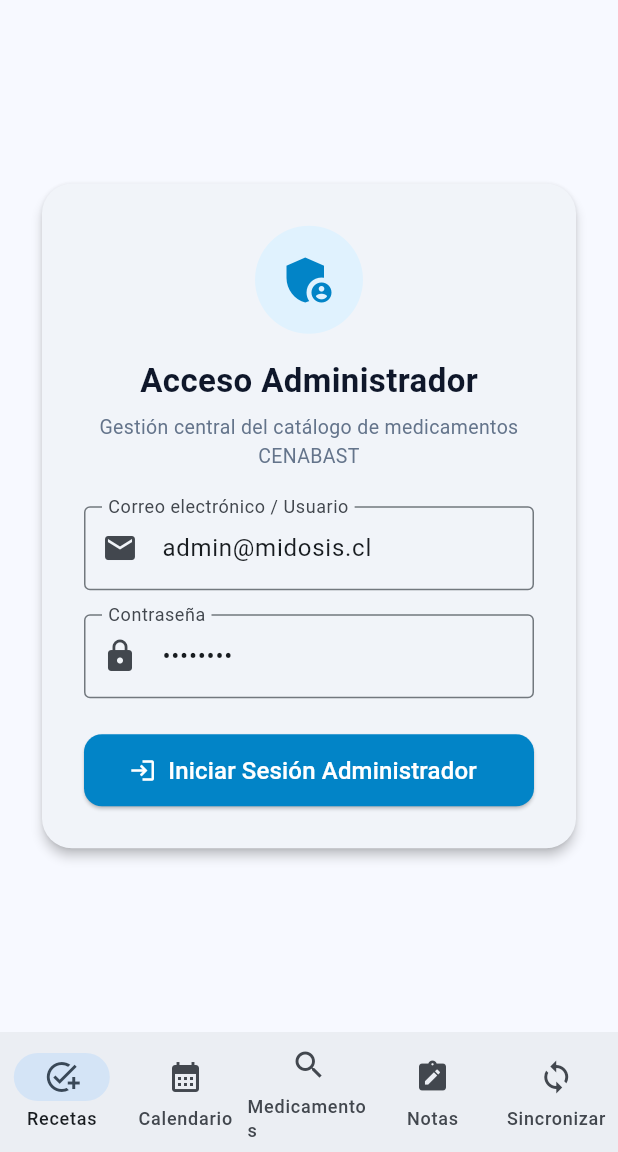
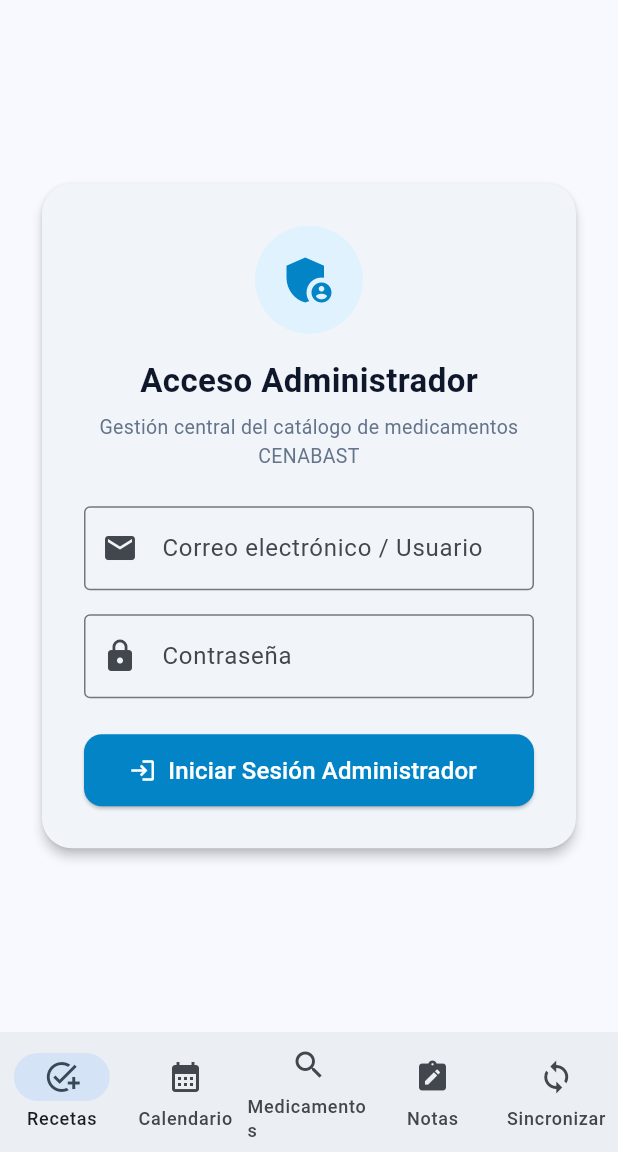
Before and after one commit to eliasCVII/midosis, a Flutter app: the screen it shows after launch, after a tap on "Escanear Foto", after a tap on "Subir PDF", after a tap on the "admin panel settings" icon, on a phone screen of 412 x 824 dp, the part 84-1236 px from its top. Run offline on Flutter 3.47's test engine with Material 3 defaults, Android fonts, the phone set to English and light mode, and no system bars; our stand-ins replace file_picker; network calls fail.

Commit message:
fix: sacar credenciales por defecto

```diff
--- a/frontend/lib/screens/admin_screen.dart
+++ b/frontend/lib/screens/admin_screen.dart
@@ -13,8 +13,8 @@ class _AdminScreenState extends State<AdminScreen> {
   bool _isLoggedIn = false;
   bool _isLoading = false;
 
-  final TextEditingController _emailCtrl = TextEditingController(text: 'admin@midosis.cl');
-  final TextEditingController _passCtrl = TextEditingController(text: 'admin123');
+  final TextEditingController _emailCtrl = TextEditingController();
+  final TextEditingController _passCtrl = TextEditingController();
   final TextEditingController _searchCtrl = TextEditingController();
 
   List<MedicamentoModel> _medications = [];
```
